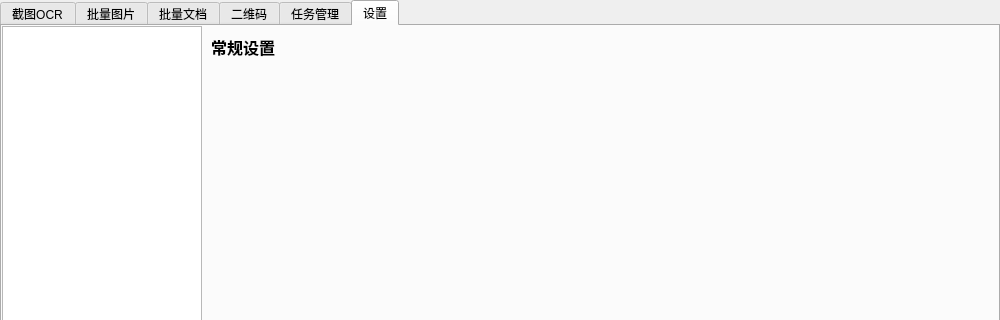
This is src/ui/main_window/main_window.ui in FelixJI/Umi-OCR as Qt 5 draws it before an edit; both pictures show x 0 to 1000 and y 0 to 320 of the 1000 by 700 pixel window. The edited form follows.
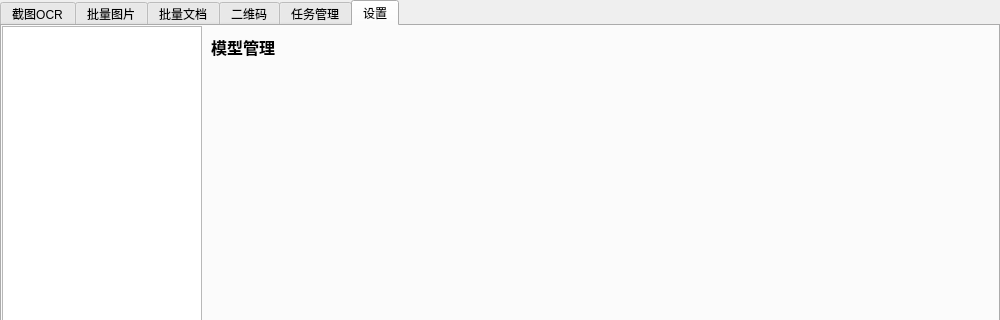
This is the edited form. The open tabs and pages were chosen to show the change.

Patch:
```diff
--- a/src/ui/main_window/main_window.ui
+++ b/src/ui/main_window/main_window.ui
@@ -391,6 +391,37 @@
             </item>
            </layout>
           </widget>
+          <widget class="QWidget" name="page_model">
+           <layout class="QVBoxLayout" name="verticalLayout_model">
+            <item>
+             <widget class="QLabel" name="label_model">
+              <property name="text">
+               <string>模型管理</string>
+              </property>
+              <property name="font">
+               <font>
+                <pointsize>12</pointsize>
+                <weight>75</weight>
+                <bold>true</bold>
+               </font>
+              </property>
+             </widget>
+            </item>
+            <item>
+             <spacer name="verticalSpacer_model">
+              <property name="orientation">
+               <enum>Qt::Vertical</enum>
+              </property>
+              <property name="sizeHint" stdset="0">
+               <size>
+                <width>20</width>
+                <height>40</height>
+               </size>
+              </property>
+             </spacer>
+            </item>
+           </layout>
+          </widget>
          </widget>
         </item>
        </layout>
```
